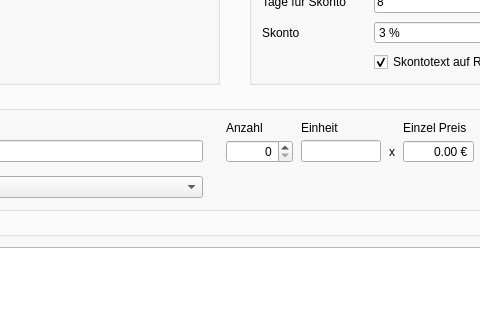
First picture: the form in mainwindow.ui, repository MarcelGep/RechnungsApp, before the edit; both pictures show x 211 to 691 and y 291 to 611 of the 1362 by 816 pixel window.
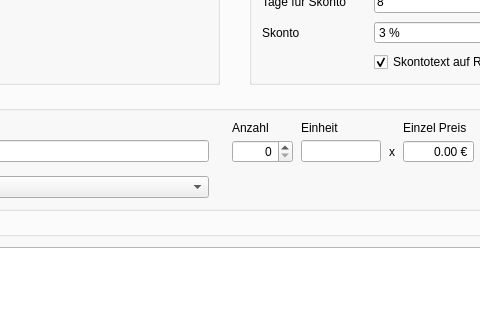
Second picture: the form after the edit.

```diff
--- a/mainwindow.ui
+++ b/mainwindow.ui
@@ -2010,7 +2010,7 @@
               <number>0</number>
              </property>
              <property name="maximum">
-              <number>100000</number>
+              <number>99999</number>
              </property>
              <property name="value">
               <number>0</number>
```
Left out of the diff: 2 changed lines with no effect on the pictures.
